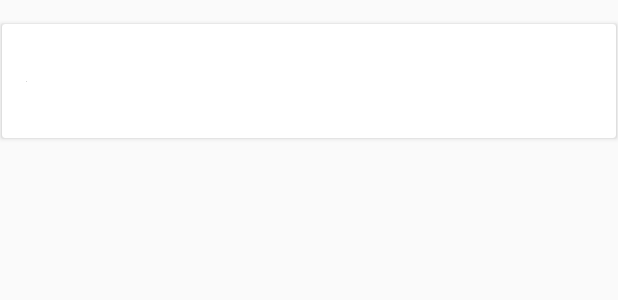
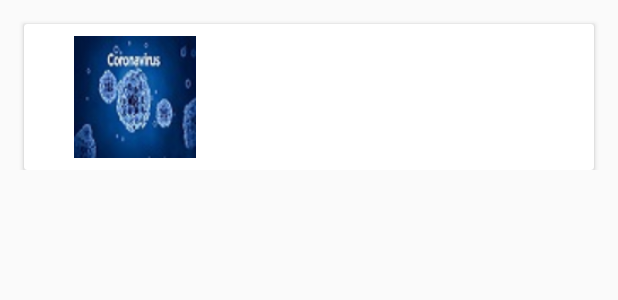
Before and after one commit to Charlyco/Covid-19-Self-Test, an Android app: the layout result_item_row.xml on its own in the app's theme, with its tools: preview values and no code run, on a phone screen of 412 x 824 dp. Shown: the top 300 px of the screen. Run offline under Robolectric (Android 15) with nearby library versions, the phone set to English and light mode, and no system bars.

Commit message:
Added delete operation to the enable deleting a single result from the database

```diff
--- a/app/src/main/java/com/example/covid_19selftest/MainActivity.java
+++ b/app/src/main/java/com/example/covid_19selftest/MainActivity.java
@@ -36,7 +36,7 @@ public class MainActivity extends AppCompatActivity {
     }
 
     public void launchTestRecords(View view) {
-
+        startActivity(new Intent(this, TestResults.class));
     }
 
     public void viewWhoStats(View view) {
--- a/app/src/main/java/com/example/covid_19selftest/TestActivity.java
+++ b/app/src/main/java/com/example/covid_19selftest/TestActivity.java
@@ -3,6 +3,7 @@ package com.example.covid_19selftest;
 import androidx.appcompat.app.AppCompatActivity;
 import androidx.lifecycle.ViewModelProvider;
 
+import android.content.Intent;
 import android.os.Bundle;
 import android.view.View;
 import android.widget.ArrayAdapter;
@@ -92,5 +93,6 @@ public class TestActivity extends AppCompatActivity {
         Result cResult = new Result(cPatientName, cDoB, state, cHealthCond, cDiffBreathing,
                 chestPain, speechLoss, fever, dryCough, tiredness, status);
         cResultViewModel.insertResult(cResult);
+        startActivity(new Intent(this, TestResults.class));
     }
 }
--- a/app/src/main/java/com/example/covid_19selftest/TestResults.java
+++ b/app/src/main/java/com/example/covid_19selftest/TestResults.java
@@ -14,7 +14,7 @@ public class TestResults extends AppCompatActivity {
         setContentView(R.layout.test_results_activity);
         if (savedInstanceState == null) {
             getSupportFragmentManager().beginTransaction()
-                    .replace(R.id.container, TestResultsFragment.newInstance())
+                    .replace(R.id.nav_host_fragment, TestResultsFragment.newInstance())
                     .commitNow();
         }
     }
--- a/app/src/main/java/com/example/covid_19selftest/data/ResultDao.java
+++ b/app/src/main/java/com/example/covid_19selftest/data/ResultDao.java
@@ -27,6 +27,4 @@ public interface ResultDao {
     @Delete
     void delete(Result result);
 
-    @Delete
-    void deleteAll(Result...results);
 }
--- a/app/src/main/java/com/example/covid_19selftest/data/ResultDataBase.java
+++ b/app/src/main/java/com/example/covid_19selftest/data/ResultDataBase.java
@@ -9,7 +9,7 @@ import androidx.room.RoomDatabase;
 import java.util.concurrent.ExecutorService;
 import java.util.concurrent.Executors;
 
-@Database(entities = {Result.class}, version = 1)
+@Database(entities = {Result.class}, version = 2)
 public abstract class ResultDataBase extends RoomDatabase {
     public abstract ResultDao cResultDao();
     public static final int NUMBER_OF_THREADS = 4;
--- a/app/src/main/java/com/example/covid_19selftest/ui/test_results/ResultViewModel.java
+++ b/app/src/main/java/com/example/covid_19selftest/ui/test_results/ResultViewModel.java
@@ -25,4 +25,7 @@ public class ResultViewModel extends AndroidViewModel {
         cResultRepository.loadAllResults();
         return cAllResults;
     }
+    public void deleteResult(Result result) {
+        cResultRepository.deleteResult(result);
+    }
 }
--- a/app/src/main/res/layout/result_item_row.xml
+++ b/app/src/main/res/layout/result_item_row.xml
@@ -1,13 +1,13 @@
 <?xml version="1.0" encoding="utf-8"?>
-<androidx.constraintlayout.widget.ConstraintLayout
-    xmlns:android="http://schemas.android.com/apk/res/android"
+<FrameLayout xmlns:android="http://schemas.android.com/apk/res/android"
     xmlns:app="http://schemas.android.com/apk/res-auto"
     xmlns:tools="http://schemas.android.com/tools"
     android:layout_width="match_parent"
-    android:layout_height="match_parent">
+    android:layout_height="wrap_content">
+
 
     <androidx.cardview.widget.CardView
-        android:layout_width="409dp"
+        android:layout_width="match_parent"
         android:layout_height="wrap_content"
         android:layout_marginStart="16dp"
         android:layout_marginTop="16dp"
@@ -22,8 +22,8 @@
 
             <ImageView
                 android:id="@+id/imageView2"
-                android:layout_width="wrap_content"
-                android:layout_height="wrap_content"
+                android:layout_width="116dp"
+                android:layout_height="81dp"
                 android:layout_marginStart="16dp"
                 android:layout_marginTop="8dp"
                 android:layout_marginBottom="8dp"
@@ -31,7 +31,7 @@
                 app:layout_constraintBottom_toBottomOf="parent"
                 app:layout_constraintStart_toStartOf="parent"
                 app:layout_constraintTop_toTopOf="parent"
-                tools:srcCompat="@tools:sample/avatars" />
+                tools:srcCompat="@drawable/coro_virus2" />
 
             <TextView
                 android:id="@+id/user_name"
@@ -55,4 +55,4 @@
                 app:layout_constraintTop_toBottomOf="@+id/user_name" />
         </androidx.constraintlayout.widget.ConstraintLayout>
     </androidx.cardview.widget.CardView>
-</androidx.constraintlayout.widget.ConstraintLayout>
+</FrameLayout>
--- a/app/src/main/res/layout/test_results_activity.xml
+++ b/app/src/main/res/layout/test_results_activity.xml
@@ -5,7 +5,7 @@
     xmlns:tools="http://schemas.android.com/tools"
     android:layout_width="match_parent"
     android:layout_height="match_parent"
-    tools:context=".MainActivity">
+    tools:context=".TestResults">
 
 
     <fragment
```
Also changed, not shown: app/src/main/java/com/example/covid_19selftest/data/Result.java (+5 -4 lines), app/src/main/java/com/example/covid_19selftest/ui/test_results/ResultDetails.java (+1 -6 lines), app/src/main/java/com/example/covid_19selftest/ui/test_results/ResultDetailsViewModel.java (deleted, +0 -7 lines), app/src/main/java/com/example/covid_19selftest/ui/test_results/ResultRepository.java (+8 -0 lines), app/src/main/java/com/example/covid_19selftest/ui/test_results/ResultsAdapter.java (+20 -3 lines), app/src/main/java/com/example/covid_19selftest/ui/test_results/TestResultsFragment.java (+54 -7 lines), app/src/main/res/layout/result_fragment.xml (+6 -9 lines), app/src/main/res/drawable/coro_virus2.jpg.
